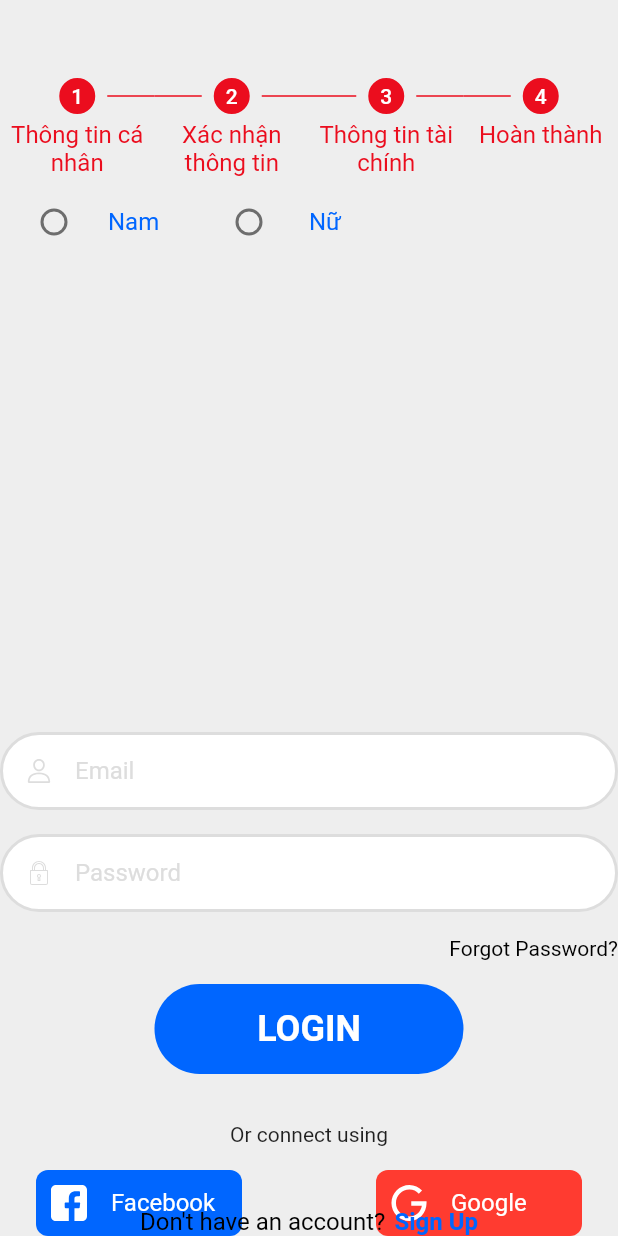
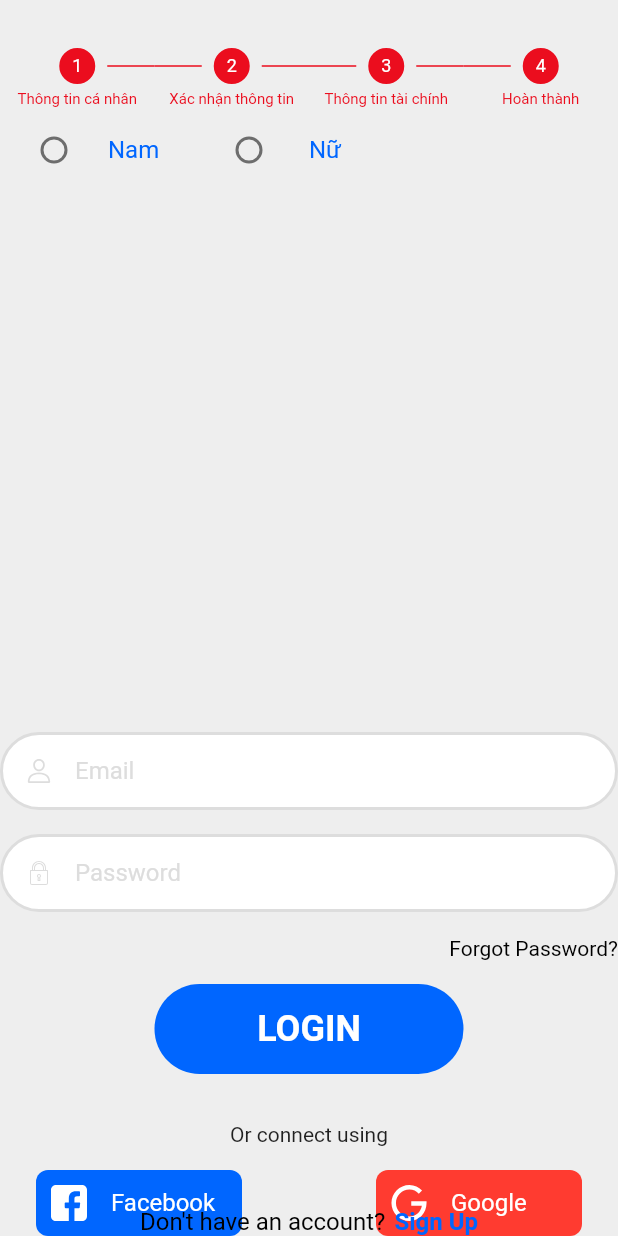
Before and after one commit to MyuBeo96/book_manager, a Flutter app: the screen it shows after launch, on a phone screen of 412 x 824 dp. Run offline on Flutter 3.47's test engine with Material 2 defaults, Android fonts, the phone set to English and light mode, and no system bars; our stand-ins replace dio, firebase_auth, firebase_core, firebase_database, flutter_svg, google_sign_in and 1 more; missing offline and left inert: flutter_login_facebook; accounts and stored records are empty.

Commit message:
Update code applicationBar

```diff
--- a/lib/shared/widget/app_bar.dart
+++ b/lib/shared/widget/app_bar.dart
@@ -1,5 +1,4 @@
 // Flutter imports:
-import 'package:book_manager/shared/util.dart';
 import 'package:flutter/material.dart';
 // Package imports:
 // Project imports:
@@ -8,11 +7,31 @@ class ApplicationBar extends StatelessWidget {
   final List<String> listTitle;
   final int currentStep;
   final double? width;
+  final Color textColorActive;
+  final Color textColor;
+  final Color currentStepActiveColor;
+  final Color currentStepColor;
+  final Color titleColorActive;
+  final Color titleColor;
+  final Color boxCricleColorActive;
+  final Color boxCricleColor;
+  final double? textSize;
+  final double? titleSize;
 
   const ApplicationBar({
     this.currentStep = 0,
     required this.listTitle,
     this.width,
+    this.textColorActive = const Color(0xFFFFFFFF),
+    this.textColor = const Color(0xFF8E8E93),
+    this.currentStepActiveColor = const Color(0xFFEB0D1E),
+    this.currentStepColor = const Color(0xFFE5E5EA),
+    this.titleColorActive = const Color(0xFFEB0D1E),
+    this.titleColor = const Color(0xFF636366),
+    this.boxCricleColorActive = const Color(0xFFEB0D1E),
+    this.boxCricleColor = const Color(0xFFF7F7FC),
+    this.textSize = 12.0,
+    this.titleSize = 10.0,
   });
 
   List<Widget> generateStepRow(
@@ -23,16 +42,16 @@ class ApplicationBar extends StatelessWidget {
     List<Widget> listDesired = [];
 
     final completedStepDecor = BoxDecoration(
-      color: Color(0xFFEB0D1E),
+      color: currentStepActiveColor,
       shape: BoxShape.circle,
       border: Border.all(
         width: 3.0,
-        color: Color(0xFFEB0D1E),
+        color: boxCricleColorActive,
       ),
     );
 
     final remainingStepDecor = BoxDecoration(
-      color: Color(0xFFF7F7FC),
+      color: boxCricleColor,
       shape: BoxShape.circle,
     );
     for (int i = 0; i < listTitle.length; i++) {
@@ -47,26 +66,18 @@ class ApplicationBar extends StatelessWidget {
         Expanded(
           child: Column(
             mainAxisSize: MainAxisSize.max,
-            mainAxisAlignment: MainAxisAlignment.center,
-            crossAxisAlignment: CrossAxisAlignment.center,
+            mainAxisAlignment: MainAxisAlignment.start,
+            crossAxisAlignment: CrossAxisAlignment.stretch,
             children: [
               Row(
                 mainAxisAlignment: MainAxisAlignment.start,
                 crossAxisAlignment: CrossAxisAlignment.center,
                 children: [
-                  (i == 0)
-                      ? Container(
-                          width: ((screenWidth / listTitle.length) / 2) - 20.0,
-                        )
-                      : Container(
-                          width: ((screenWidth / listTitle.length) / 2) - 20.0,
-                          height: 1.0,
-                          decoration: BoxDecoration(
-                            color: i < currentStep
-                                ? Color(0xFFEB0D1E)
-                                : Color(0xFFE5E5EA),
-                          ),
-                        ),
+                  _dashWidget(
+                      i: i,
+                      index: 0,
+                      screenWidth: screenWidth,
+                      currentStep: currentStep),
                   SizedBox(
                     width: 8.0,
                   ),
@@ -78,47 +89,31 @@ class ApplicationBar extends StatelessWidget {
                     child: Text(
                       '${i + 1}',
                       style: TextStyle(
-                        fontSize: 14.0,
-                        fontWeight: FontWeight.w500,
-                        color: i < currentStep
-                            ? Color(0xFFFFFFFF)
-                            : Color(0xFF8E8E93),
+                        fontSize: textSize,
+                        color: i < currentStep ? textColorActive : textColor,
                       ),
                     ),
                   ),
                   SizedBox(
                     width: 8.0,
                   ),
-                  (i == (listTitle.length - 1))
-                      ? Container(
-                          width: ((screenWidth / listTitle.length) / 2) - 20.0,
-                        )
-                      : Container(
-                          width: ((screenWidth / listTitle.length) / 2) - 20.0,
-                          height: 1.0,
-                          decoration: BoxDecoration(
-                            color: i < (currentStep - 1)
-                                ? Color(0xFFEB0D1E)
-                                : Color(0xFFE5E5EA),
-                          ),
-                        ),
+                  _dashWidget(
+                      i: i,
+                      index: listTitle.length - 1,
+                      screenWidth: screenWidth,
+                      currentStep: currentStep - 1),
                 ],
               ),
               SizedBox(
                 height: 4.0,
               ),
-              Container(
-                height: 40.0,
-                child: Text(
+              Text(
                 listTitle[i],
                 style: TextStyle(
-                    fontSize: dimen_16,
-                    fontWeight: FontWeight.w400,
-                    color: i < currentStep ? Color(0xFFEB0D1E) : Colors.black,
+                  fontSize: titleSize,
+                  color: i < currentStep ? titleColorActive : titleColor,
                 ),
                 textAlign: TextAlign.center,
-                  maxLines: 2,
-                ),
               ),
             ],
           ),
@@ -128,15 +123,37 @@ class ApplicationBar extends StatelessWidget {
     return listDesired;
   }
 
+  Widget _dashWidget({
+    required int i,
+    required int index,
+    required double screenWidth,
+    required int currentStep,
+  }) {
+    return (i == index)
+        ? Container(
+            width: (screenWidth / (listTitle.length * 2)) - 20.0,
+          )
+        : Container(
+            width: (screenWidth / (listTitle.length * 2)) - 20.0,
+            height: 1.0,
+            decoration: BoxDecoration(
+              color:
+                  i < currentStep ? currentStepActiveColor : currentStepColor,
+            ),
+          );
+  }
+
   @override
   Widget build(BuildContext context) {
-    double _screenWith = width ?? MediaQuery.of(context).size.width;
+    return LayoutBuilder(
+      builder: (BuildContext context, BoxConstraints constraints) {
+        double _screenWith = width ?? constraints.maxWidth;
         return Container(
-      padding: EdgeInsets.only(
-        top: 20.0,
-      ),
-      color: Color(0x00FFFFFF),
+          width: _screenWith,
           child: Row(
+            mainAxisSize: MainAxisSize.max,
+            mainAxisAlignment: MainAxisAlignment.start,
+            crossAxisAlignment: CrossAxisAlignment.start,
             children: generateStepRow(
               listTitle,
               currentStep,
@@ -144,5 +161,7 @@ class ApplicationBar extends StatelessWidget {
             ),
           ),
         );
+      },
+    );
   }
 }
```
Lines whose indentation alone changed are shown as unchanged.
